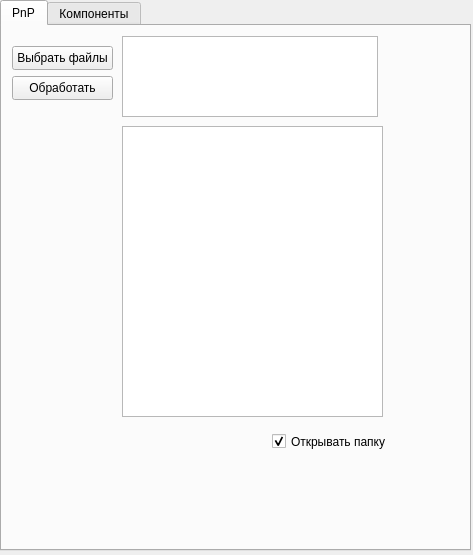
Before: the Qt Designer form mainWidget.ui in Slava-Gll/PNP_process, drawn with Qt 5.
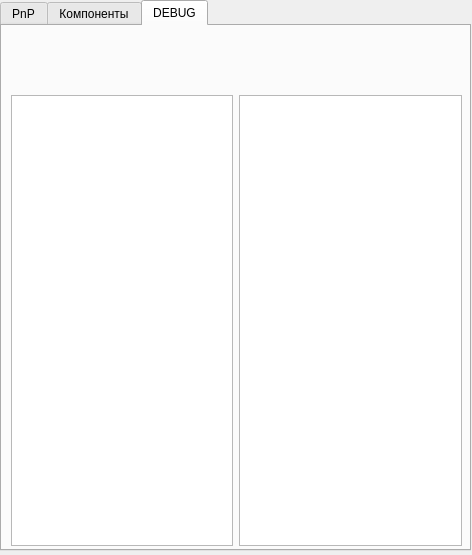
After: the same form once the commit is applied.

What changed in the file:
```diff
--- a/mainWidget.ui
+++ b/mainWidget.ui
@@ -6,7 +6,7 @@
    <rect>
     <x>0</x>
     <y>0</y>
-    <width>473</width>
+    <width>472</width>
     <height>555</height>
    </rect>
   </property>
@@ -32,7 +32,7 @@
     </sizepolicy>
    </property>
    <property name="currentIndex">
-    <number>0</number>
+    <number>2</number>
    </property>
    <widget class="QWidget" name="tab_3">
     <attribute name="title">
@@ -180,6 +180,42 @@
      </property>
     </widget>
    </widget>
+   <widget class="QWidget" name="tab_debug">
+    <attribute name="title">
+     <string>DEBUG</string>
+    </attribute>
+    <widget class="QWidget" name="horizontalLayoutWidget">
+     <property name="geometry">
+      <rect>
+       <x>9</x>
+       <y>69</y>
+       <width>451</width>
+       <height>451</height>
+      </rect>
+     </property>
+     <layout class="QHBoxLayout" name="horizontalLayout">
+      <item>
+       <widget class="QTextEdit" name="textEdit_stdout"/>
+      </item>
+      <item>
+       <widget class="QTextEdit" name="textEdit_stderr"/>
+      </item>
+     </layout>
+    </widget>
+   </widget>
+  </widget>
+  <widget class="QPushButton" name="pushButton_debug">
+   <property name="geometry">
+    <rect>
+     <x>520</x>
+     <y>30</y>
+     <width>75</width>
+     <height>24</height>
+    </rect>
+   </property>
+   <property name="text">
+    <string>DEBUG</string>
+   </property>
   </widget>
  </widget>
  <resources/>
```
